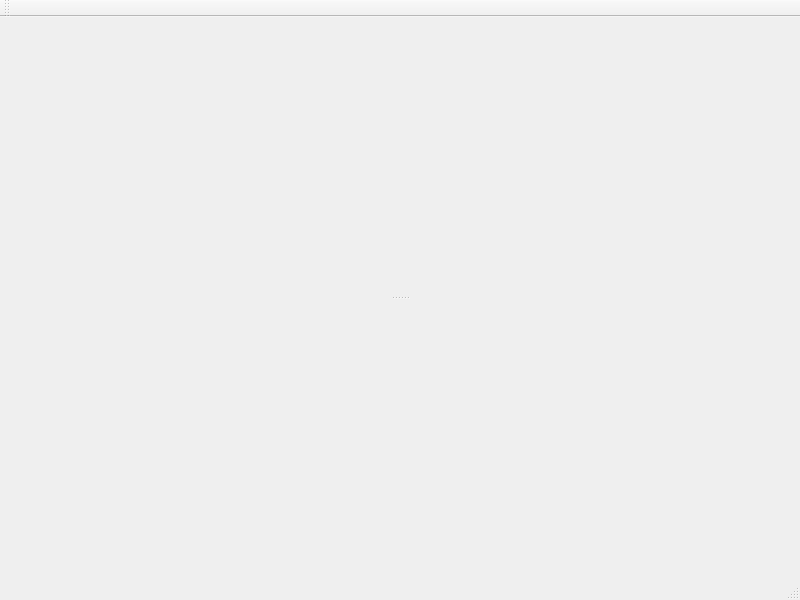
Qt form mainwindow.ui (m-garanin/zgui-qt) before a commit.
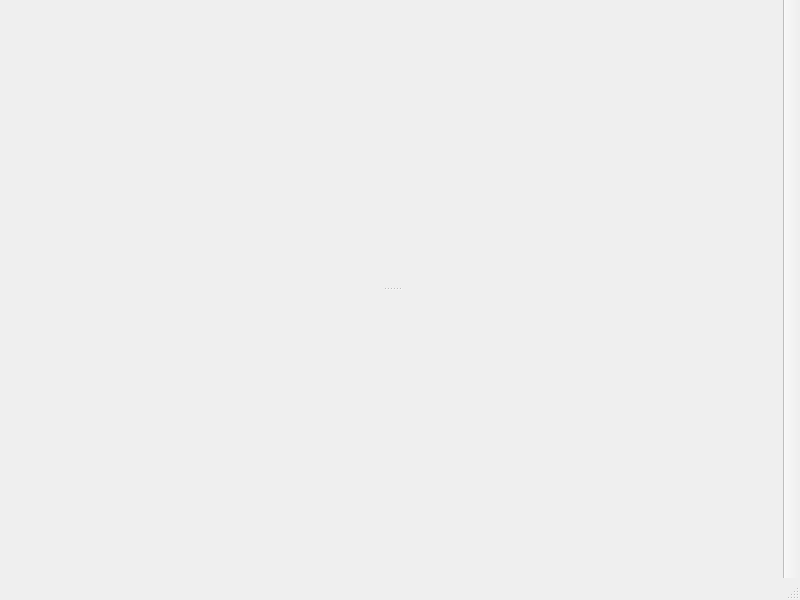
The same form after that commit.

```diff
--- a/mainwindow.ui
+++ b/mainwindow.ui
@@ -38,10 +38,13 @@
   </widget>
   <widget class="QToolBar" name="mainToolBar">
    <property name="movable">
-    <bool>true</bool>
+    <bool>false</bool>
+   </property>
+   <property name="allowedAreas">
+    <set>Qt::RightToolBarArea</set>
    </property>
    <attribute name="toolBarArea">
-    <enum>TopToolBarArea</enum>
+    <enum>RightToolBarArea</enum>
    </attribute>
    <attribute name="toolBarBreak">
     <bool>false</bool>
```
